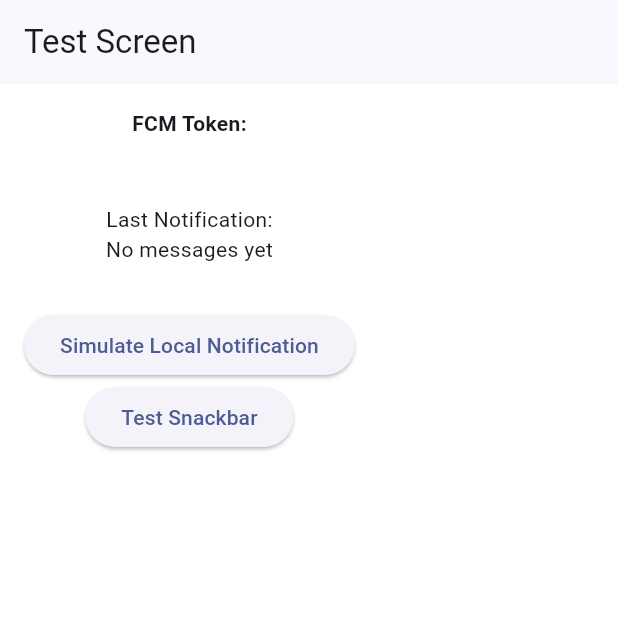
After one commit to assanbayg/zhks, a Flutter app: the TestScreen screen opened by its route, after a tap on "Simulate Local Notification", on a phone screen of 412 x 824 dp, the top half of it. The commit adds this screen. Run offline on Flutter 3.47's test engine with Material 3 defaults, Android fonts, the phone set to English and light mode, and no system bars; our stand-ins replace dio, firebase_core, firebase_messaging, flutter_dotenv, flutter_local_notifications, flutter_riverpod and 8 more; accounts and stored records are empty; generated files the repository leaves out were written again; Roboto replaces fonts that are missing (SFProDisplay).

Commit message:
feat: Add push notifications with FCM

```diff
--- a/lib/core/navigation/router.dart
+++ b/lib/core/navigation/router.dart
@@ -8,13 +8,14 @@ import 'package:go_router/go_router.dart';
 // Project imports:
 import 'package:zhks/core/providers/auth_provider.dart';
 import 'package:zhks/core/providers/onboarding_provider.dart';
+import 'package:zhks/core/test_screen.dart';
 import 'package:zhks/features/auth/presentation/add_roommate_screen.dart';
 import 'package:zhks/features/auth/presentation/login_screen.dart';
-import 'package:zhks/features/onboarding/onboarding_screen.dart';
 import 'package:zhks/features/auth/presentation/register_screen.dart';
-import 'package:zhks/features/onboarding/select_lang_screen.dart';
 import 'package:zhks/features/auth/presentation/thanks_screen.dart';
 import 'package:zhks/features/home_screen.dart';
+import 'package:zhks/features/onboarding/onboarding_screen.dart';
+import 'package:zhks/features/onboarding/select_lang_screen.dart';
 import 'package:zhks/features/settings/settings_screen.dart';
 
 final routerProvider = Provider<GoRouter>((ref) {
@@ -25,10 +26,11 @@ final routerProvider = Provider<GoRouter>((ref) {
   final hasSeenOnboardingAsync = ref.watch(onboardingStateProvider);
 
   return GoRouter(
-    // change back
+    // Change back
+    // initialLocation: '/test',
+    // initialLocation: '/register',
     initialLocation: '/thanks',
 
-    // initialLocation: '/register',
     redirect: (context, state) {
       // Don't redirect anywhere if something is loading
       if (hasSeenOnboardingAsync.isLoading || authState.isLoading) {
@@ -53,6 +55,7 @@ final routerProvider = Provider<GoRouter>((ref) {
       return null;
     },
     routes: [
+      GoRoute(path: '/test', builder: (context, state) => TestScreen()),
       GoRoute(
         path: '/loading',
         builder:
--- a/lib/core/notifications/push_notifications.dart
+++ b/lib/core/notifications/push_notifications.dart
@@ -1 +1,111 @@
-// TODO: handle push notifications with Firebase later
+// Dart imports:
+import 'dart:io';
+
+// Package imports:
+import 'package:firebase_messaging/firebase_messaging.dart';
+import 'package:flutter_local_notifications/flutter_local_notifications.dart';
+import 'package:flutter_riverpod/flutter_riverpod.dart';
+import 'package:permission_handler/permission_handler.dart';
+
+final pushNotificationsProvider = Provider<PushNotifications>((ref) {
+  return PushNotifications();
+});
+
+class PushNotifications {
+  static final _firebaseMessaging = FirebaseMessaging.instance;
+  static final _localNotifications = FlutterLocalNotificationsPlugin();
+
+  static Future<void> initialize() async {
+    // Handle notification permission
+    final PermissionStatus status = await Permission.notification.status;
+
+    if (status.isDenied) {
+      final result = await Permission.notification.request();
+      if (!result.isGranted) {
+        return;
+      }
+    }
+
+    // iOS permission
+    if (Platform.isIOS) {
+      await _firebaseMessaging.requestPermission();
+    }
+
+    // Get and print token (send this to backend later)
+    // final token = await _firebaseMessaging.getToken();
+    // print("FCM Token: $token");
+
+    // Local notifications setup (foreground support)
+    const android = AndroidInitializationSettings('@mipmap/ic_launcher');
+    const ios = DarwinInitializationSettings();
+    await _localNotifications.initialize(
+      const InitializationSettings(android: android, iOS: ios),
+    );
+
+    FirebaseMessaging.onMessage.listen((RemoteMessage message) {
+      showLocalNotification(message);
+    });
+
+    FirebaseMessaging.onMessageOpenedApp.listen((message) {
+      // Handle navigation if needed
+    });
+  }
+
+  static Future<void> showLocalNotification(RemoteMessage message) async {
+    final notification = message.notification;
+    final androidDetails = AndroidNotificationDetails(
+      'default_channel',
+      'General Notifications',
+      importance: Importance.max,
+      priority: Priority.high,
+    );
+
+    if (notification != null) {
+      await _localNotifications.show(
+        notification.hashCode,
+        notification.title,
+        notification.body,
+        NotificationDetails(android: androidDetails),
+      );
+    }
+  }
+}
+
+// import 'dart:io';
+
+// import 'package:firebase_messaging/firebase_messaging.dart';
+// import 'package:flutter/foundation.dart';
+
+// // This handler will be called when the app is in the background
+// @pragma('vm:entry-point')
+// Future<void> _firebaseMessagingBackgroundHandler(RemoteMessage message) async {
+//   debugPrint('Background message received: ${message.messageId}');
+// }
+
+// class PushNotificationss {
+//   final FirebaseMessaging _firebaseMessaging = FirebaseMessaging.instance;
+
+//   Future<void> initialize() async {
+//     if (Platform.isIOS) {
+//       final notificationSettings = await FirebaseMessaging.instance
+//           .requestPermission(provisional: true);
+
+//       // For apple platforms, ensure the APNS token is available before making any FCM plugin API calls
+//       final apnsToken = await FirebaseMessaging.instance.getAPNSToken();
+//       if (apnsToken != null) {
+//         // APNS token is available, make FCM plugin API requests...
+//       }
+//     }
+
+//     FirebaseMessaging.instance.onTokenRefresh
+//         .listen((fcmToken) {
+//           // TODO: If necessary send token to application server.
+
+//           // Note: This callback is fired at each app startup and whenever a new
+//           // token is generated.
+//         })
+//         .onError((err) {
+//           // Error getting token.
+//         });
+//   }
+// }
--- /dev/null
+++ b/lib/core/test_screen.dart
@@ -0,0 +1,92 @@
+// Flutter imports:
+import 'package:flutter/material.dart';
+
+// Package imports:
+import 'package:firebase_messaging/firebase_messaging.dart';
+import 'package:flutter_riverpod/flutter_riverpod.dart';
+
+// Project imports:
+import 'package:zhks/core/notifications/push_notifications.dart';
+
+class TestScreen extends ConsumerStatefulWidget {
+  const TestScreen({super.key});
+
+  @override
+  ConsumerState<TestScreen> createState() => _TestScreenState();
+}
+
+class _TestScreenState extends ConsumerState<TestScreen> {
+  String? _token;
+  String? _lastNotification;
+
+  @override
+  void initState() {
+    super.initState();
+    _initFCM();
+    _listenToMessages();
+  }
+
+  Future<void> _initFCM() async {
+    final token = await FirebaseMessaging.instance.getToken();
+    setState(() => _token = token);
+  }
+
+  void _listenToMessages() {
+    FirebaseMessaging.onMessage.listen((RemoteMessage message) {
+      setState(() {
+        _lastNotification =
+            '${message.notification?.title ?? ''}: ${message.notification?.body ?? ''}';
+      });
+    });
+
+    FirebaseMessaging.onMessageOpenedApp.listen((RemoteMessage message) {
+      _showSnackBar('Tapped Notification: ${message.notification?.title}');
+    });
+  }
+
+  void _showSnackBar(String text) {
+    ScaffoldMessenger.of(context).showSnackBar(SnackBar(content: Text(text)));
+  }
+
+  Future<void> _simulateLocalNotification() async {
+    final fakeMessage = RemoteMessage(
+      notification: RemoteNotification(
+        title: 'Test Title',
+        body: 'This is a simulated notification!',
+      ),
+    );
+
+    await PushNotifications.showLocalNotification(fakeMessage);
+  }
+
+  @override
+  Widget build(BuildContext context) {
+    return Scaffold(
+      appBar: AppBar(title: const Text("Test Screen")),
+      body: Padding(
+        padding: const EdgeInsets.all(16.0),
+        child: Column(
+          children: [
+            const Text(
+              "FCM Token:",
+              style: TextStyle(fontWeight: FontWeight.bold),
+            ),
+            SelectableText(_token ?? 'Fetching...'),
+            const SizedBox(height: 20),
+            const Text("Last Notification:"),
+            Text(_lastNotification ?? 'No messages yet'),
+            const SizedBox(height: 30),
+            ElevatedButton(
+              onPressed: _simulateLocalNotification,
+              child: const Text("Simulate Local Notification"),
+            ),
+            ElevatedButton(
+              onPressed: () => _showSnackBar("This is just a UI test."),
+              child: const Text("Test Snackbar"),
+            ),
+          ],
+        ),
+      ),
+    );
+  }
+}
--- a/lib/features/home_screen.dart
+++ b/lib/features/home_screen.dart
@@ -1,3 +1,4 @@
+// Flutter imports:
 import 'package:flutter/material.dart';
 
 class HomeScreen extends StatelessWidget {
--- a/lib/main.dart
+++ b/lib/main.dart
@@ -10,12 +10,14 @@ import 'package:flutter_riverpod/flutter_riverpod.dart';
 // Project imports:
 import 'package:zhks/app.dart';
 import 'package:zhks/core/config/firebase_options.dart';
+import 'package:zhks/core/notifications/push_notifications.dart';
 
 Future main() async {
   // Ensure that neccessary services are initialized
   WidgetsFlutterBinding.ensureInitialized();
+  await dotenv.load(fileName: ".env");
   await Firebase.initializeApp(options: DefaultFirebaseOptions.currentPlatform);
-  await dotenv.load(fileName: ".env");
+  await PushNotifications.initialize();
 
   // Lock device orientation
   SystemChrome.setPreferredOrientations([DeviceOrientation.portraitUp]);
@@ -23,3 +25,6 @@ Future main() async {
   // Wrap an app to read Riverpod providers
   runApp(const ProviderScope(child: MyApp()));
 }
+
+// TODO: write comments for this project
+// - resolve Missing concrete implementation error for freezer + json seriailzation ===> create FUNCTIONING Resident class
--- a/pubspec.yaml
+++ b/pubspec.yaml
@@ -50,6 +50,8 @@ dependencies:
   logger: ^2.5.0
   flutter_dotenv: ^5.2.1
   mask_text_input_formatter: ^2.9.0
+  flutter_local_notifications: ^19.0.0
+  permission_handler: ^12.0.0+1
 
 dev_dependencies:
   flutter_test:
```
Also changed, not shown: pubspec.lock, 2 other files.
